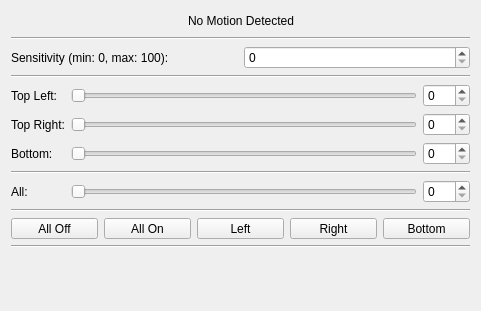
The window that src/brickv/plugin_system/plugins/motion_detector_v2/ui/motion_detector_v2.ui (Tinkerforge/brickv) describes before a commit, drawn with Qt 5.
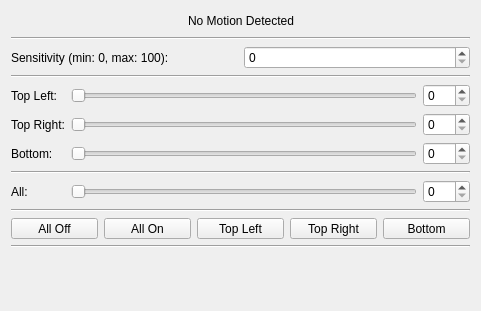
The same window after the commit.

Patch:
```diff
--- a/src/brickv/plugin_system/plugins/motion_detector_v2/ui/motion_detector_v2.ui
+++ b/src/brickv/plugin_system/plugins/motion_detector_v2/ui/motion_detector_v2.ui
@@ -107,7 +107,7 @@
           <string notr="true"/>
          </property>
          <property name="text">
-          <string>Left</string>
+          <string>Top Left</string>
          </property>
         </widget>
        </item>
@@ -123,7 +123,7 @@
           <string notr="true"/>
          </property>
          <property name="text">
-          <string>Right</string>
+          <string>Top Right</string>
          </property>
         </widget>
        </item>
```
